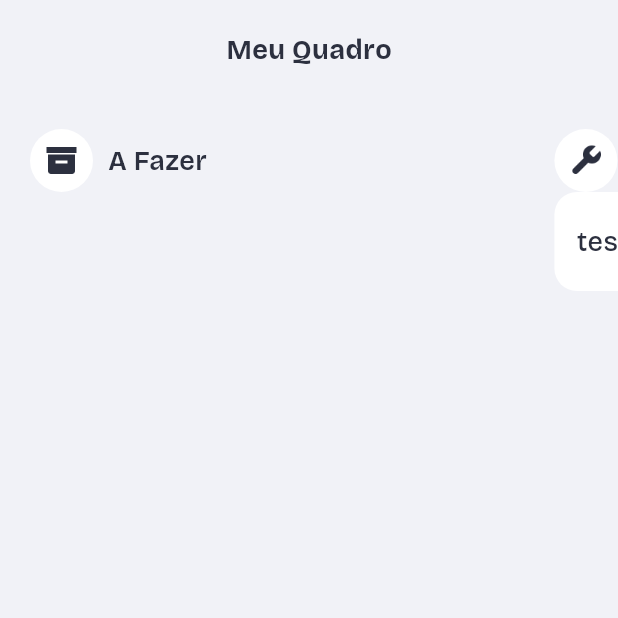
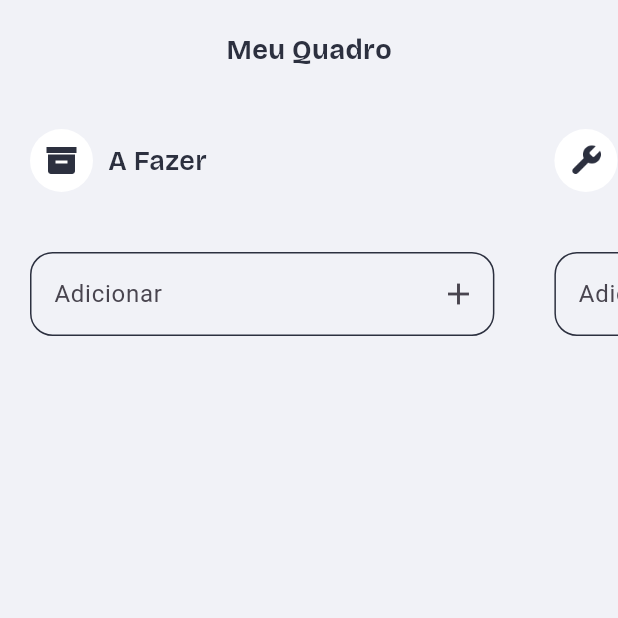
Before and after one commit to offhawk/flutter_kanban, a Flutter app: the screen it shows after launch, on a phone screen of 412 x 824 dp, the top half of it. Run offline on Flutter 3.47's test engine with Material 3 defaults, Android fonts, the phone set to English and light mode, and no system bars; our stand-ins replace google_fonts, shared_preferences; missing offline and left inert: super_drag_and_drop.

```diff
--- /dev/null
+++ b/lib/components/my_text_field.dart
@@ -0,0 +1,63 @@
+import 'package:flutter/material.dart';
+import 'package:google_fonts/google_fonts.dart';
+import 'package:kanban/main.dart';
+
+class MyTextField extends StatefulWidget  {
+
+  final void Function(Task task) parentAddList;
+  final int type;
+  const MyTextField({super.key, required this.parentAddList, required this.type});
+
+  @override
+  State<MyTextField> createState() => _MyTextFieldState();
+}
+
+class _MyTextFieldState extends State<MyTextField> {
+  @override
+  Widget build(BuildContext context) {
+    final textController = TextEditingController();
+    FocusNode myFocusNode = FocusNode();
+
+    void dispose() {
+      textController.dispose();
+    }
+
+    final typeWrapper = widget.type;
+    final functionWrapper = widget.parentAddList;
+
+    return Padding(
+              padding: const EdgeInsets.symmetric(horizontal: 0),
+              child: TextField(
+                controller: textController,
+                onSubmitted: (text) {
+                  Task task = Task(desc: text, type: widget.type);
+                  widget.parentAddList(task);
+                  dispose();
+                },
+                focusNode: myFocusNode,
+                style: GoogleFonts.bricolageGrotesque(color: Color(0xff2c303f)),
+                decoration: InputDecoration(
+                  enabledBorder: OutlineInputBorder(
+                    borderSide: BorderSide(color: Color(0xff2c303f)),
+                    borderRadius: BorderRadius.circular(15),
+                  ),
+                  focusedBorder: OutlineInputBorder(
+                    borderSide: BorderSide(color: Color(0xff2c303f)),
+                    borderRadius: BorderRadius.circular(15),
+                  ),
+                  // ignore: unnecessary_string_interpolations
+                  filled: false,
+                  suffixIcon: IconButton(
+                          onPressed: () {
+                            Task teste = Task(desc: textController.text, type: typeWrapper);
+                            functionWrapper(teste);
+                            dispose();
+                          },
+                          icon: Icon(Icons.add),
+                        ),
+                  labelText: 'Adicionar',
+                ),
+              ),
+            );
+  }
+}
--- a/lib/main.dart
+++ b/lib/main.dart
@@ -1,43 +1,77 @@
+import 'dart:convert';
+
 import 'package:flutter/material.dart';
 import 'package:google_fonts/google_fonts.dart';
 import 'package:kanban/components/my_card.dart';
+import 'package:kanban/components/my_text_field.dart';
 import 'package:super_drag_and_drop/super_drag_and_drop.dart';
 import 'package:shared_preferences/shared_preferences.dart';
-import 'dart:convert';
 
 void main() {
   runApp(MyApp());
 }
 
 class MyApp extends StatefulWidget {
-
   @override
   State<MyApp> createState() => _MyAppState();
 }
 
 class _MyAppState extends State<MyApp> {
 
-  List<Task> _taskList = [Task(type: 1, desc: 'teste', id: 1)];
-  int taskId = 0;
+  List<Task> _taskList = [];
 
-  void updateList(Task task, int newIndex){
+  int? taskId = 0;
+  List<Task> tasks = [];
+
+  void updateList(Task task, int newIndex) {
     setState(() {
-      _taskList.removeWhere((task) => task.id == task.id);
-      _taskList = [..._taskList, Task(desc: task.desc, type: newIndex, id: task.id)];
+      _taskList.removeWhere((item) => item.id == task.id);
+      _taskList = [
+        ..._taskList,
+        Task(desc: task.desc, type: newIndex, id: task.id)
+      ];
     });
+    saveList();
   }
 
-  void addList(Task task){
+  void addList(Task task) {
     setState(() {
-      _taskList = [..._taskList, task];
-      taskId++;
+      taskId = _taskList.isNotEmpty ? _taskList[_taskList.length - 1].id! + 1 : 0;
+      print(taskId);
+      _taskList = [
+        ..._taskList,
+        Task(desc: task.desc, type: task.type, id: taskId)
+      ];
     });
+    saveList();
   }
 
-  void removeList(Task task){
+  void removeList(Task task) {
     setState(() {
-      _taskList.removeWhere((task) => task.id == task.id);
+      _taskList.removeWhere((item) => item.id == task.id);
     });
+    saveList();
+  }
+
+  void saveList() async{
+    final prefs = await SharedPreferences.getInstance();
+    final String encodedData = Task.encode(_taskList.toList());
+    await prefs.setString('tasks_key', encodedData);
+  }
+
+  void getList() async{
+    final prefs = await SharedPreferences.getInstance();
+    final String? tasksString = await prefs.getString('tasks_key');
+    tasks = Task.decode(tasksString!);
+    _taskList = tasks;
+    setState((){});
+  }
+
+  @override
+  void initState() {
+    super.initState();
+    getList();
+
   }
 
   @override
@@ -67,28 +101,33 @@ class _MyAppState extends State<MyApp> {
                       formats: Formats.standardFormats,
                       hitTestBehavior: HitTestBehavior.opaque,
                       onDropOver: (event) {
-
                         final item = event.session.items.first;
 
-                        if (event.session.allowedOperations.contains(DropOperation.copy)) {
+                        if (event.session.allowedOperations
+                            .contains(DropOperation.copy)) {
                           return DropOperation.copy;
                         } else {
                           return DropOperation.none;
                         }
                       },
                       onPerformDrop: (event) async {
-
                         final item = event.session.items.first;
                         final data = item.localData;
-                        if(data is Map){
-                          updateList(Task(desc: data['desc'], type: data['type'], id: data['id']), 0);
-                        };
-
+                        if (data is Map) {
+                          updateList(
+                              Task(
+                                  desc: data['desc'],
+                                  type: data['type'],
+                                  id: data['id']),
+                              0);
+                        }
+                        ;
                       },
                       child: Container(
                           padding: EdgeInsets.fromLTRB(20, 0, 0, 0),
                           width: MediaQuery.of(context).size.width * 0.8,
                           height: MediaQuery.of(context).size.height,
+                          child: SingleChildScrollView(
                             child: Column(children: [
                               Row(
                                 children: [
@@ -121,44 +160,67 @@ class _MyAppState extends State<MyApp> {
                                   ))
                                 ],
                               ),
+                              const SizedBox(height: 20),
                               ListView.builder(
-                              itemCount: _taskList.length,
+                                itemCount: _taskList
+                                    .where((tsk) => tsk.type == 0)
+                                    .toList()
+                                    .length,
                                 shrinkWrap: true,
+                                key: GlobalKey(),
                                 itemBuilder: (context, index) {
-                                final item = _taskList[index];
-                                if(item.type == 0){
-                                  return MyCard(task: item);
+                                  final item = _taskList
+                                      .where((tsk) => tsk.type == 0)
+                                      .toList()[index];
+                                  if (item.type == 0) {
+                                    return Padding(
+                                      padding:
+                                          const EdgeInsets.fromLTRB(0, 5, 0, 5),
+                                      child: MyCard(
+                                          task: item,
+                                          parentRemoveList: removeList),
+                                    );
+                                  } else {
+                                    return null;
                                   }
                                 },
                               ),
-                          ])),
+                              SizedBox(height: 20),
+                              MyTextField(parentAddList: addList, type: 0),
+                            ]),
+                          )),
                     ),
                     const SizedBox(width: 20),
                     DropRegion(
                       formats: Formats.standardFormats,
                       hitTestBehavior: HitTestBehavior.opaque,
                       onDropOver: (event) {
-
                         final item = event.session.items.first;
 
-                        if (event.session.allowedOperations.contains(DropOperation.copy)) {
+                        if (event.session.allowedOperations
+                            .contains(DropOperation.copy)) {
                           return DropOperation.copy;
                         } else {
                           return DropOperation.none;
                         }
                       },
                       onPerformDrop: (event) async {
-
                         final item = event.session.items.first;
                         final data = item.localData;
-                        if(data is Map){
-                          updateList(Task(desc: data['desc'], type: data['type'], id: data['id']), 1);
+                        if (data is Map) {
+                          updateList(
+                              Task(
+                                  desc: data['desc'],
+                                  type: data['type'],
+                                  id: data['id']),
+                              1);
                         }
                       },
                       child: Container(
                           padding: EdgeInsets.fromLTRB(20, 0, 0, 0),
                           width: MediaQuery.of(context).size.width * 0.8,
                           height: MediaQuery.of(context).size.height,
+                          child: SingleChildScrollView(
                             child: Column(children: [
                               Row(
                                 children: [
@@ -191,46 +253,68 @@ class _MyAppState extends State<MyApp> {
                                   ))
                                 ],
                               ),
+                              const SizedBox(height: 20),
                               ListView.builder(
-                              itemCount: _taskList.length,
+                                itemCount: _taskList
+                                    .where((tsk) => tsk.type == 1)
+                                    .toList()
+                                    .length,
                                 shrinkWrap: true,
+                                key: GlobalKey(),
                                 itemBuilder: (context, index) {
-                                final item = _taskList[index];
-                                if(item.type == 1){
-                                  return MyCard(task: item);
+                                  final item = _taskList
+                                      .where((tsk) => tsk.type == 1)
+                                      .toList()[index];
+                                  if (item.type == 1) {
+                                    return Padding(
+                                      padding:
+                                          const EdgeInsets.fromLTRB(0, 5, 0, 5),
+                                      child: MyCard(
+                                          task: item,
+                                          parentRemoveList: removeList),
+                                    );
+                                  } else {
+                                    return null;
                                   }
                                 },
                               ),
-                          ])
-                      ),
+                              SizedBox(height: 20),
+                              MyTextField(parentAddList: addList, type: 1),
+                            ]),
+                          )),
                     ),
                     const SizedBox(width: 20),
                     DropRegion(
                       formats: Formats.standardFormats,
                       hitTestBehavior: HitTestBehavior.opaque,
                       onDropOver: (event) {
-
                         final item = event.session.items.first;
                         print(item);
 
-                        if (event.session.allowedOperations.contains(DropOperation.copy)) {
+                        if (event.session.allowedOperations
+                            .contains(DropOperation.copy)) {
                           return DropOperation.copy;
                         } else {
                           return DropOperation.none;
                         }
                       },
                       onPerformDrop: (event) async {
-
                         final item = event.session.items.first;
                         final data = item.localData;
-                        if(data is Map){
-                          updateList(Task(desc: data['desc'], type: data['type'], id: data['id']), 2);
+                        if (data is Map) {
+                          updateList(
+                              Task(
+                                  desc: data['desc'],
+                                  type: data['type'],
+                                  id: data['id']),
+                              2);
                         }
                       },
                       child: Container(
                           padding: EdgeInsets.fromLTRB(20, 0, 20, 0),
                           width: MediaQuery.of(context).size.width,
                           height: MediaQuery.of(context).size.height,
+                          child: SingleChildScrollView(
                             child: Column(children: [
                               Row(
                                 children: [
@@ -265,22 +349,38 @@ class _MyAppState extends State<MyApp> {
                               ),
                               SizedBox(height: 20),
                               ListView.builder(
-                              itemCount: _taskList.length,
+                                itemCount: _taskList
+                                    .where((tsk) => tsk.type == 2)
+                                    .toList()
+                                    .length,
                                 shrinkWrap: true,
+                                key: GlobalKey(),
                                 itemBuilder: (context, index) {
-                                final item = _taskList[index];
-                                if(item.type == 2){
-                                  return MyCard(task: item);
+                                  final item = _taskList
+                                      .where((tsk) => tsk.type == 2)
+                                      .toList()[index];
+                                  if (item.type == 2) {
+                                    return Padding(
+                                      padding:
+                                          const EdgeInsets.fromLTRB(0, 5, 0, 5),
+                                      child: MyCard(
+                                          task: item,
+                                          parentRemoveList: removeList),
+                                    );
+                                  } else {
+                                    return null;
                                   }
                                 },
                               ),
-                          ])
-                      ),
+                              SizedBox(height: 20),
+                              MyTextField(parentAddList: addList, type: 2),
+                            ]),
+                          )),
                     ),
                   ],
                 ),
               ),
-            )
+            ),
           ],
         )),
       ),
@@ -288,10 +388,33 @@ class _MyAppState extends State<MyApp> {
   }
 }
 
-class Task{
+class Task {
   String? desc;
   int? type;
   int? id;
 
+  factory Task.fromJson(Map<String, dynamic> jsonData) {
+    return Task(
+      id: jsonData['id'],
+      desc: jsonData['desc'],
+      type: jsonData['type'],
+    );
+  }
+
+  static Map<String, dynamic> toMap(Task task) => {
+        'id': task.id,
+        'desc': task.desc,
+        'type': task.type,
+      };
+
+  static String encode(List<Task> tasks) => json.encode(
+        tasks.map<Map<String, dynamic>>((task) => Task.toMap(task)).toList(),
+      );
+
+  static List<Task> decode(String tasks) =>
+      (json.decode(tasks) as List<dynamic>)
+          .map<Task>((item) => Task.fromJson(item))
+          .toList();
+
   Task({this.desc, this.type, this.id});
 }
```
Lines whose indentation alone changed are shown as unchanged.
